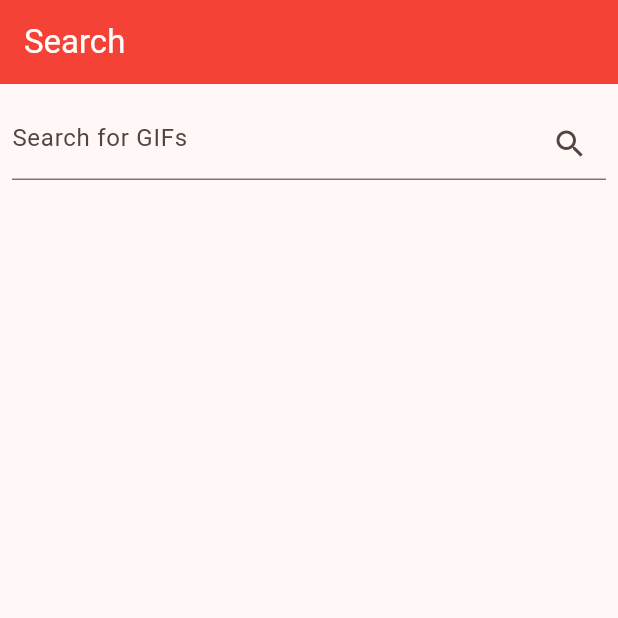
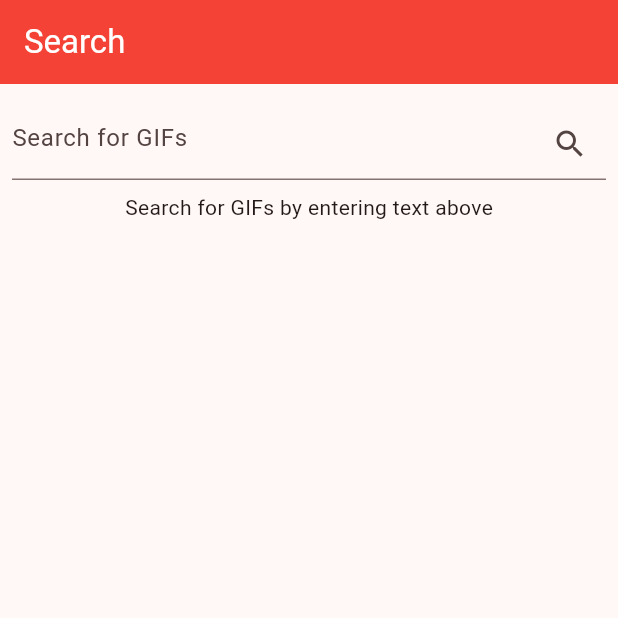
Before and after one commit to sergioprot/chili_giphy, a Flutter app: the screen it shows after launch, on a phone screen of 412 x 824 dp, the top half of it. Run offline on Flutter 3.47's test engine with Material 2 defaults, Android fonts, the phone set to English and light mode, and no system bars; our stand-ins replace dio, stacked.

Commit message:
Fetching GIFs. Hint texts, loading indicators

```diff
--- a/chiligiphy/lib/search/search_service.dart
+++ b/chiligiphy/lib/search/search_service.dart
@@ -15,7 +15,7 @@ class SearchService {
     sendTimeout: const Duration(seconds: 10),
   ));
 
-  static const int perPage = 10;
+  static const int perPage = 25;
 
   /// Fetches GIFs from API.
   ///
--- a/chiligiphy/lib/search/search_view.dart
+++ b/chiligiphy/lib/search/search_view.dart
@@ -35,7 +35,33 @@ class SearchView extends StatelessWidget {
                     onSubmitted: (_) => model.search(),
                   ),
                 ),
-                Expanded(
+                model.hasError
+                    ? Column(
+                        children: [
+                          const Center(
+                            child: Text('Unknown Error. Try again'),
+                          ),
+                          Center(
+                            child: ElevatedButton(
+                              onPressed: () => model.search(),
+                              child: const Text('Try Again'),
+                            ),
+                          ),
+                        ],
+                      )
+                    : model.isBusy
+                        ? const Center(
+                            child: CircularProgressIndicator(),
+                          )
+                        : model.gifs.isEmpty
+                            ? model.searchText.isEmpty
+                                ? const Center(
+                                    child: Text('Search for GIFs by entering text above'),
+                                  )
+                                : const Center(
+                                    child: Text('Sorry, no GIFs for your request'),
+                                  )
+                            : Expanded(
                                 child: NotificationListener(
                                   onNotification: model.onScrollNotification,
                                   child: MasonryGridView.count(
--- a/chiligiphy/lib/search/search_viewmodel.dart
+++ b/chiligiphy/lib/search/search_viewmodel.dart
@@ -24,6 +24,7 @@ class SearchViewModel extends BaseViewModel {
 
   /// Current search text
   String _searchText = '';
+  String get searchText => _searchText;
 
   int _page = 1;
 
```
Lines whose indentation alone changed are shown as unchanged.
